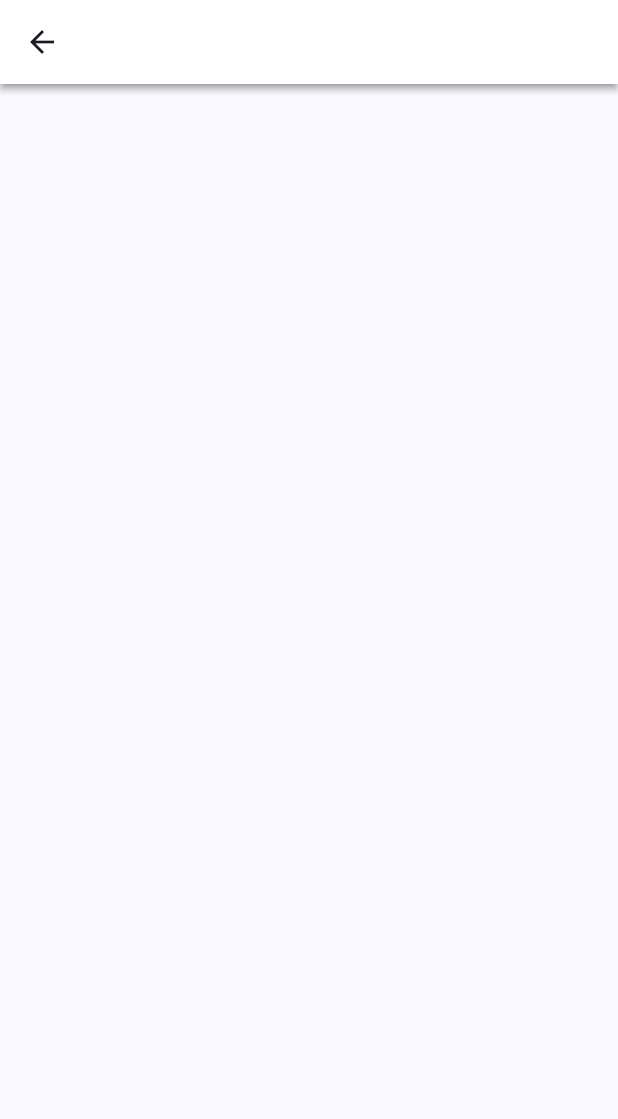
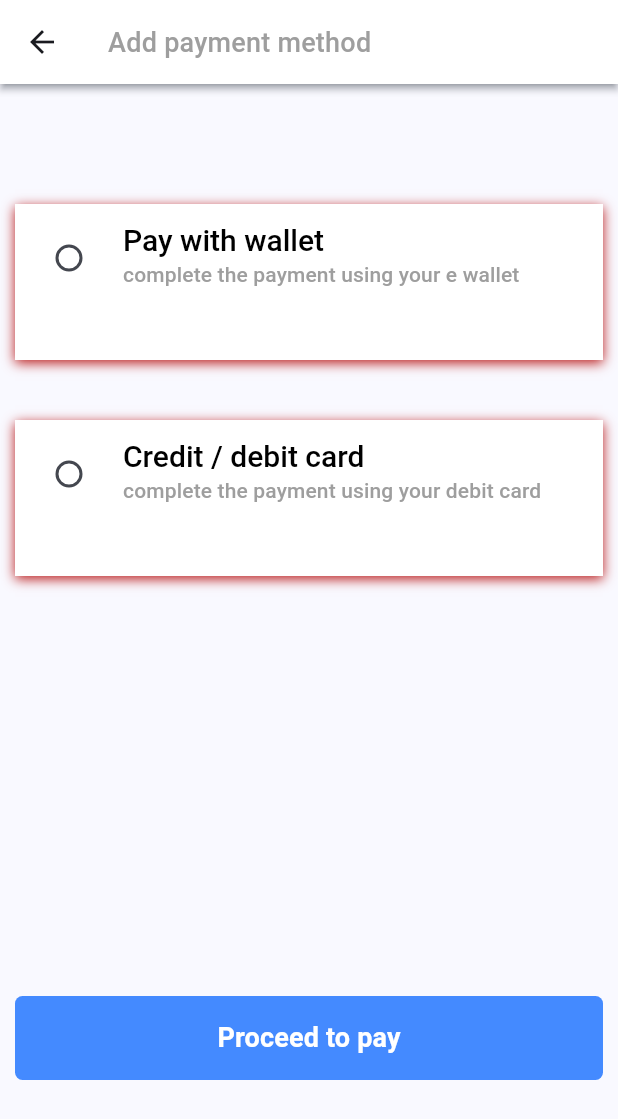
Before and after one commit to rsgamertv/RediexpressMain, a Flutter app: the CardPage screen opened by its route, on a phone screen of 412 x 824 dp. Shown: the top 1119 px of the screen. Run offline on Flutter 3.47's test engine with Material 3 defaults, Android fonts, the phone set to English and light mode, and no system bars; our stand-ins replace bloc, dio, equatable, flutter_bloc, flutter_svg, get_it and 2 more; missing offline and left inert: dart:ffi; accounts and stored records are empty.

Commit message:
maked card page,start workin in map page

```diff
--- a/lib/Main/main_page.dart
+++ b/lib/Main/main_page.dart
@@ -21,6 +21,7 @@
   Widget build(BuildContext context) {
     return Scaffold(
       body: PageView(
+        physics: NeverScrollableScrollPhysics(),
         controller: _pagecontroller,
         children: [
           HomePage(),
--- a/lib/Second/card_page.dart
+++ b/lib/Second/card_page.dart
@@ -1,5 +1,7 @@
+import 'package:RediExpress/core/Styles/Style.dart';
 import 'package:flutter/cupertino.dart';
 import 'package:flutter/material.dart';
+import 'package:flutter/widgets.dart';
 
 class CardPage extends StatefulWidget {
   const CardPage({super.key});
@@ -9,11 +11,85 @@
 }
 
 class _CardPageState extends State<CardPage> {
+  late int selectedMethod;
+  @override
+  void initState() {
+    super.initState();
+    selectedMethod = 0;
+  }
+  setSelectedMethod(int value){
+    setState(() {
+      selectedMethod = value;
+    });
+  }
   @override
   Widget build(BuildContext context) {
     return Scaffold(
       appBar: AppBar(
+        title: Text('Add payment method', style: Theme.of(context).textTheme.titleMedium,),
+      ),
+      body: Container(
+        padding: EdgeInsets.only(left: 10,right: 10),
+        child: Column(
+          crossAxisAlignment: CrossAxisAlignment.stretch,
+          children: [
+            Expanded(child: Container(),flex: 10,),
+              Expanded(
+                flex: 13,
+                child: Container(
+                  decoration: BoxDecoration(
+                    color: Theme.of(context).cardColor,
+                    boxShadow: [
+                      BoxShadow(
+                        offset: Offset(0, 2),
+                        blurRadius: 6,
+                        color: Theme.of(context).errorColor
+                      )
+                    ]
+                  ),
+                  child: RadioListTile(title: Text('Pay with wallet', style: Theme.of(context).textTheme.displayMedium,) ,subtitle: Text('complete the payment using your e wallet', style: Theme.of(context).textTheme.titleSmall,),value: 1, groupValue: selectedMethod, onChanged: (val){
+                    setSelectedMethod(val!);
 
+                  }),
+                ),
+              ),
+              Expanded(child: Container(),flex: 5,),
+              Expanded(
+                flex: 13,
+                child: Container(
+                  decoration: BoxDecoration(
+                    color: Theme.of(context).cardColor,
+                    boxShadow: [
+                      BoxShadow(
+                        offset: Offset(0, 2),
+                        blurRadius: 6,
+                        color: Theme.of(context).errorColor
+                      )
+                    ]
+                  ),
+                  child: RadioListTile(
+                    subtitle: Text('complete the payment using your debit card',style: Theme.of(context).textTheme.titleSmall,),
+                    title: Text('Credit / debit card', style: Theme.of(context).textTheme.displayMedium,),
+                    value: 2, groupValue: selectedMethod, onChanged: (val){
+                      setSelectedMethod(val!);
+
+                  }),
+                ),
+              ),
+              Expanded(child: Container(),flex: 35,),
+              Expanded(child: Container(
+                decoration: filledboxdecoration(),
+                child: TextButton(onPressed: (){
+                  Navigator.of(context).pushNamed('/MainPage');
+                }, child: Text('Proceed to pay', style: TextStyle(
+                  color: Colors.white,
+                  fontSize: 18,
+                  fontWeight: FontWeight.w600
+                ))),
+              ),flex: 7,),
+              Expanded(child: Container(),flex: 13,)
+          ],
+        ),
       ),
     );
   }
--- a/lib/main.dart
+++ b/lib/main.dart
@@ -24,9 +24,7 @@
 }
 
   class MyApp extends StatefulWidget {
-    const MyApp({super.key, required this.preferences
-
-    });
+    const MyApp({super.key, required this.preferences});
     final SharedPreferences preferences;
 
     @override
```
